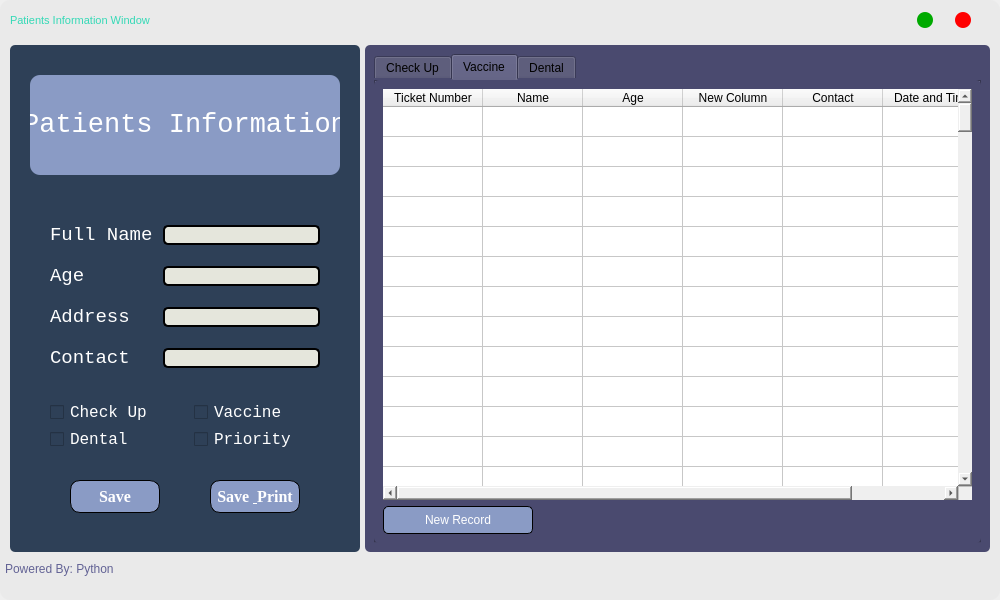
Above: dbwindow.ui from ornido77/Line-Queuing-and-Ticketing-System before the change. Below: the same form after it.
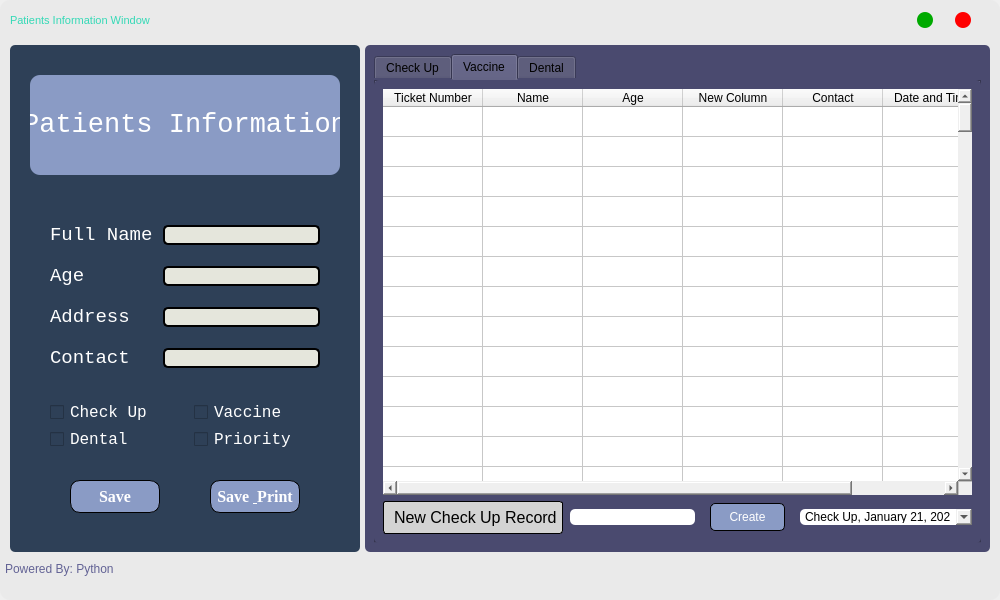
That is the form after the change. The open tabs and pages were chosen to show the change.

Diff of the .ui file:
```diff
--- a/dbwindow.ui
+++ b/dbwindow.ui
@@ -787,6 +787,9 @@
              <enum>QFrame::Raised</enum>
             </property>
             <layout class="QVBoxLayout" name="verticalLayout">
+             <property name="spacing">
+              <number>0</number>
+             </property>
              <item>
               <widget class="QTabWidget" name="tabWidget">
                <property name="tabPosition">
@@ -1059,36 +1062,8 @@
                 <attribute name="title">
                  <string>Vaccine</string>
                 </attribute>
-                <layout class="QGridLayout" name="gridLayout_3">
-                 <item row="1" column="0">
-                  <widget class="QPushButton" name="vaccineNew">
-                   <property name="maximumSize">
-                    <size>
-                     <width>150</width>
-                     <height>16777215</height>
-                    </size>
-                   </property>
-                   <property name="styleSheet">
-                    <string notr="true">QPushButton{
-	background-color: rgb(138, 155, 197);
-	color: white;
-	border-style: outset;
-	border-width:1px;
-	border-radius: 5px;
-	border-color: black;
-	padding: 6px;
-	mid-width: 10px;
-}
-QPushButton:hover{
-	background-color: rgb(186, 172, 255);
-}</string>
-                   </property>
-                   <property name="text">
-                    <string>New Record</string>
-                   </property>
-                  </widget>
-                 </item>
-                 <item row="0" column="0">
+                <layout class="QVBoxLayout" name="verticalLayout_4">
+                 <item>
                   <widget class="QTableWidget" name="vaccineTable">
                    <property name="rowCount">
                     <number>150</number>
@@ -1278,6 +1253,109 @@
                    </column>
                   </widget>
                  </item>
+                 <item>
+                  <layout class="QHBoxLayout" name="horizontalLayout_3">
+                   <property name="spacing">
+                    <number>15</number>
+                   </property>
+                   <item>
+                    <widget class="QLabel" name="vcLabel">
+                     <property name="minimumSize">
+                      <size>
+                       <width>180</width>
+                       <height>0</height>
+                      </size>
+                     </property>
+                     <property name="maximumSize">
+                      <size>
+                       <width>180</width>
+                       <height>16777215</height>
+                      </size>
+                     </property>
+                     <property name="font">
+                      <font>
+                       <pointsize>12</pointsize>
+                      </font>
+                     </property>
+                     <property name="styleSheet">
+                      <string notr="true">QLabel{
+	
+	background-color: rgb(211, 211, 211);
+	border-style: outset;
+	border-width:1px;
+	border-radius: 3px;
+	border-color: black;
+	padding: 6px;
+	mid-width: 10px;
+}
+</string>
+                     </property>
+                     <property name="text">
+                      <string>New Check Up Record</string>
+                     </property>
+                    </widget>
+                   </item>
+                   <item>
+                    <widget class="QLineEdit" name="vcNewEdit">
+                     <property name="minimumSize">
+                      <size>
+                       <width>125</width>
+                       <height>0</height>
+                      </size>
+                     </property>
+                     <property name="maximumSize">
+                      <size>
+                       <width>125</width>
+                       <height>16777215</height>
+                      </size>
+                     </property>
+                    </widget>
+                   </item>
+                   <item>
+                    <widget class="QPushButton" name="vcCreateBtn">
+                     <property name="minimumSize">
+                      <size>
+                       <width>75</width>
+                       <height>0</height>
+                      </size>
+                     </property>
+                     <property name="maximumSize">
+                      <size>
+                       <width>75</width>
+                       <height>16777215</height>
+                      </size>
+                     </property>
+                     <property name="styleSheet">
+                      <string notr="true">QPushButton{
+	background-color: rgb(138, 155, 197);
+	color: white;
+	border-style: outset;
+	border-width:1px;
+	border-radius: 5px;
+	border-color: black;
+	padding: 6px;
+	mid-width: 10px;
+}
+QPushButton:hover{
+	background-color: rgb(186, 172, 255);
+}</string>
+                     </property>
+                     <property name="text">
+                      <string>Create</string>
+                     </property>
+                    </widget>
+                   </item>
+                   <item>
+                    <widget class="QComboBox" name="vcRecord">
+                     <item>
+                      <property name="text">
+                       <string>Check Up, January 21, 2021</string>
+                      </property>
+                     </item>
+                    </widget>
+                   </item>
+                  </layout>
+                 </item>
                 </layout>
                </widget>
                <widget class="QWidget" name="dentalTab">
```
Left out of the diff: 242 changed lines with no effect on the pictures.
